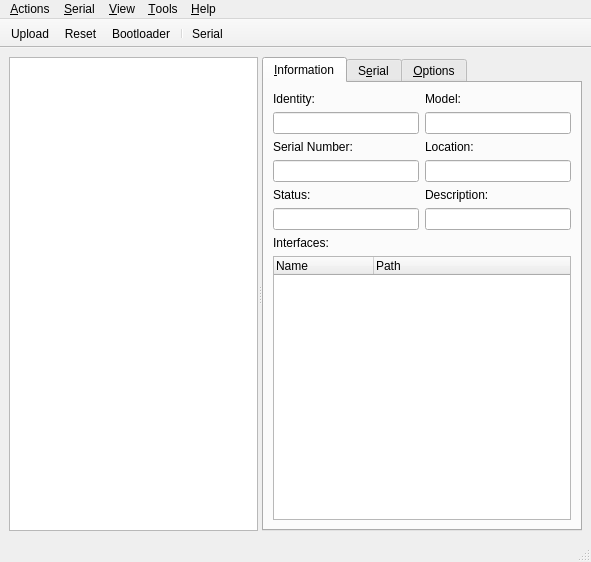
First picture: the form in src/tytools/tycommander/main_window.ui, repository Koromix/rygel, before the edit.
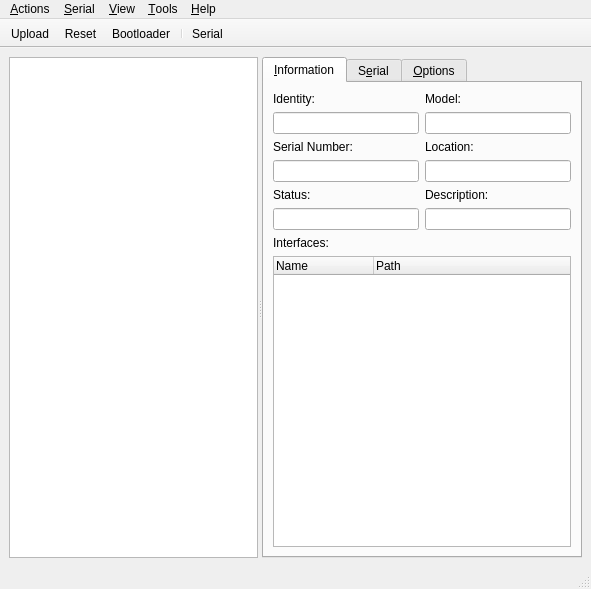
Second picture: the form after the edit. Icons and pictures are not drawn. Custom widgets are drawn as their Qt base class.

Commit message: Fix path to resources.qrc in Qt UI files

The edit to the form file:
```diff
--- a/src/tytools/tycommander/main_window.ui
+++ b/src/tytools/tycommander/main_window.ui
@@ -7,7 +7,7 @@
     <x>0</x>
     <y>0</y>
     <width>591</width>
-    <height>562</height>
+    <height>589</height>
    </rect>
   </property>
   <property name="contextMenuPolicy">
```
Left out of the diff: 14 changed lines with no effect on the pictures. The commit also changes 5 other files.
